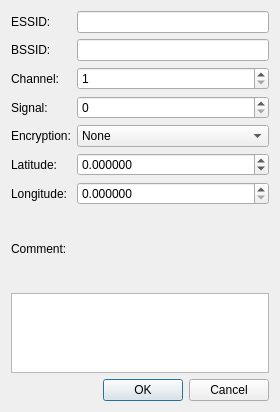
Before: the Qt Designer form ui/networkdialog.ui in bktruss/qnetaddressbook, drawn with Qt 5.
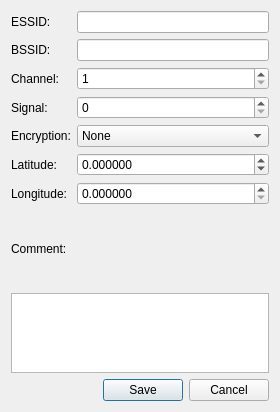
After: the same form once the commit is applied.

What changed in the file:
```diff
--- a/ui/networkdialog.ui
+++ b/ui/networkdialog.ui
@@ -185,7 +185,7 @@
       <enum>Qt::Horizontal</enum>
      </property>
      <property name="standardButtons" >
-      <set>QDialogButtonBox::Cancel|QDialogButtonBox::Ok</set>
+      <set>QDialogButtonBox::Cancel|QDialogButtonBox::Save</set>
      </property>
      <property name="centerButtons" >
       <bool>false</bool>
```
